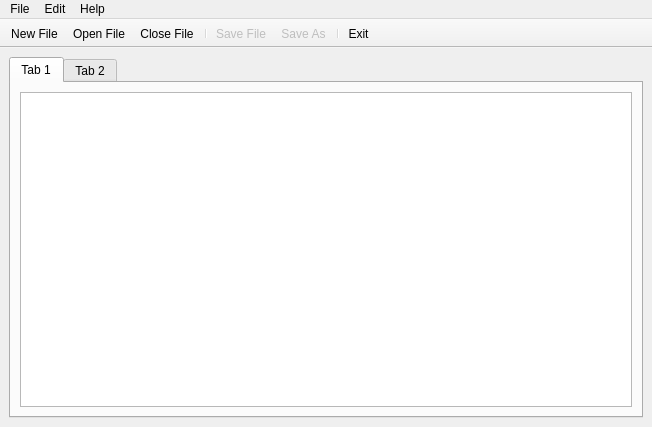
Above: mainwindow.ui from TruePadawan/Notepad-- before the change. Below: the same form after it.
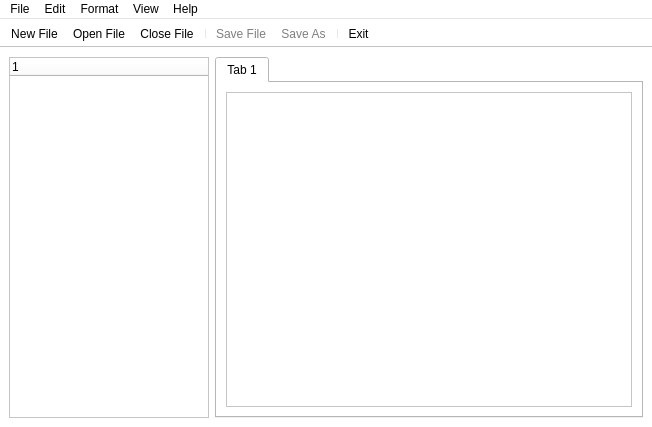
That is the form after the change. The open tabs and pages were chosen to show the change. Icons and pictures are not drawn.

The edit to the form file:
```diff
--- a/mainwindow.ui
+++ b/mainwindow.ui
@@ -10,6 +10,448 @@
     <height>427</height>
    </rect>
   </property>
+  <property name="palette">
+   <palette>
+    <active>
+     <colorrole role="WindowText">
+      <brush brushstyle="SolidPattern">
+       <color alpha="255">
+        <red>0</red>
+        <green>0</green>
+        <blue>0</blue>
+       </color>
+      </brush>
+     </colorrole>
+     <colorrole role="Button">
+      <brush brushstyle="SolidPattern">
+       <color alpha="255">
+        <red>255</red>
+        <green>255</green>
+        <blue>255</blue>
+       </color>
+      </brush>
+     </colorrole>
+     <colorrole role="Light">
+      <brush brushstyle="SolidPattern">
+       <color alpha="255">
+        <red>255</red>
+        <green>255</green>
+        <blue>255</blue>
+       </color>
+      </brush>
+     </colorrole>
+     <colorrole role="Midlight">
+      <brush brushstyle="SolidPattern">
+       <color alpha="255">
+        <red>255</red>
+        <green>255</green>
+        <blue>255</blue>
+       </color>
+      </brush>
+     </colorrole>
+     <colorrole role="Dark">
+      <brush brushstyle="SolidPattern">
+       <color alpha="255">
+        <red>127</red>
+        <green>127</green>
+        <blue>127</blue>
+       </color>
+      </brush>
+     </colorrole>
+     <colorrole role="Mid">
+      <brush brushstyle="SolidPattern">
+       <color alpha="255">
+        <red>170</red>
+        <green>170</green>
+        <blue>170</blue>
+       </color>
+      </brush>
+     </colorrole>
+     <colorrole role="Text">
+      <brush brushstyle="SolidPattern">
+       <color alpha="255">
+        <red>0</red>
+        <green>0</green>
+        <blue>0</blue>
+       </color>
+      </brush>
+     </colorrole>
+     <colorrole role="BrightText">
+      <brush brushstyle="SolidPattern">
+       <color alpha="255">
+        <red>255</red>
+        <green>255</green>
+        <blue>255</blue>
+       </color>
+      </brush>
+     </colorrole>
+     <colorrole role="ButtonText">
+      <brush brushstyle="SolidPattern">
+       <color alpha="255">
+        <red>0</red>
+        <green>0</green>
+        <blue>0</blue>
+       </color>
+      </brush>
+     </colorrole>
+     <colorrole role="Base">
+      <brush brushstyle="SolidPattern">
+       <color alpha="255">
+        <red>255</red>
+        <green>255</green>
+        <blue>255</blue>
+       </color>
+      </brush>
+     </colorrole>
+     <colorrole role="Window">
+      <brush brushstyle="SolidPattern">
+       <color alpha="255">
+        <red>255</red>
+        <green>255</green>
+        <blue>255</blue>
+       </color>
+      </brush>
+     </colorrole>
+     <colorrole role="Shadow">
+      <brush brushstyle="SolidPattern">
+       <color alpha="255">
+        <red>0</red>
+        <green>0</green>
+        <blue>0</blue>
+       </color>
+      </brush>
+     </colorrole>
+     <colorrole role="AlternateBase">
+      <brush brushstyle="SolidPattern">
+       <color alpha="255">
+        <red>255</red>
+        <green>255</green>
+        <blue>255</blue>
+       </color>
+      </brush>
+     </colorrole>
+     <colorrole role="ToolTipBase">
+      <brush brushstyle="SolidPattern">
+       <color alpha="255">
+        <red>255</red>
+        <green>255</green>
+        <blue>220</blue>
+       </color>
+      </brush>
+     </colorrole>
+     <colorrole role="ToolTipText">
+      <brush brushstyle="SolidPattern">
+       <color alpha="255">
+        <red>0</red>
+        <green>0</green>
+        <blue>0</blue>
+       </color>
+      </brush>
+     </colorrole>
+     <colorrole role="PlaceholderText">
+      <brush brushstyle="SolidPattern">
+       <color alpha="128">
+        <red>0</red>
+        <green>0</green>
+        <blue>0</blue>
+       </color>
+      </brush>
+     </colorrole>
+    </active>
+    <inactive>
+     <colorrole role="WindowText">
+      <brush brushstyle="SolidPattern">
+       <color alpha="255">
+        <red>0</red>
+        <green>0</green>
+        <blue>0</blue>
+       </color>
+      </brush>
+     </colorrole>
+     <colorrole role="Button">
+      <brush brushstyle="SolidPattern">
+       <color alpha="255">
+        <red>255</red>
+        <green>255</green>
+        <blue>255</blue>
+       </color>
+      </brush>
+     </colorrole>
+     <colorrole role="Light">
+      <brush brushstyle="SolidPattern">
+       <color alpha="255">
+        <red>255</red>
+        <green>255</green>
+        <blue>255</blue>
+       </color>
+      </brush>
+     </colorrole>
+     <colorrole role="Midlight">
+      <brush brushstyle="SolidPattern">
+       <color alpha="255">
+        <red>255</red>
+        <green>255</green>
+        <blue>255</blue>
+       </color>
+      </brush>
+     </colorrole>
+     <colorrole role="Dark">
+      <brush brushstyle="SolidPattern">
+       <color alpha="255">
+        <red>127</red>
+        <green>127</green>
+        <blue>127</blue>
+       </color>
+      </brush>
+     </colorrole>
+     <colorrole role="Mid">
+      <brush brushstyle="SolidPattern">
+       <color alpha="255">
+        <red>170</red>
+        <green>170</green>
+        <blue>170</blue>
+       </color>
+      </brush>
+     </colorrole>
+     <colorrole role="Text">
+      <brush brushstyle="SolidPattern">
+       <color alpha="255">
+        <red>0</red>
+        <green>0</green>
+        <blue>0</blue>
+       </color>
+      </brush>
+     </colorrole>
+     <colorrole role="BrightText">
+      <brush brushstyle="SolidPattern">
+       <color alpha="255">
+        <red>255</red>
+        <green>255</green>
+        <blue>255</blue>
+       </color>
+      </brush>
+     </colorrole>
+     <colorrole role="ButtonText">
+      <brush brushstyle="SolidPattern">
+       <color alpha="255">
+        <red>0</red>
+        <green>0</green>
+        <blue>0</blue>
+       </color>
+      </brush>
+     </colorrole>
+     <colorrole role="Base">
+      <brush brushstyle="SolidPattern">
+       <color alpha="255">
+        <red>255</red>
+        <green>255</green>
+        <blue>255</blue>
+       </color>
+      </brush>
+     </colorrole>
+     <colorrole role="Window">
+      <brush brushstyle="SolidPattern">
+       <color alpha="255">
+        <red>255</red>
+        <green>255</green>
+        <blue>255</blue>
+       </color>
+      </brush>
+     </colorrole>
+     <colorrole role="Shadow">
+      <brush brushstyle="SolidPattern">
+       <color alpha="255">
+        <red>0</red>
+        <green>0</green>
+        <blue>0</blue>
+       </color>
+      </brush>
+     </colorrole>
+     <colorrole role="AlternateBase">
+      <brush brushstyle="SolidPattern">
+       <color alpha="255">
+        <red>255</red>
+        <green>255</green>
+        <blue>255</blue>
+       </color>
+      </brush>
+     </colorrole>
+     <colorrole role="ToolTipBase">
+      <brush brushstyle="SolidPattern">
+       <color alpha="255">
+        <red>255</red>
+        <green>255</green>
+        <blue>220</blue>
+       </color>
+      </brush>
+     </colorrole>
+     <colorrole role="ToolTipText">
+      <brush brushstyle="SolidPattern">
+       <color alpha="255">
+        <red>0</red>
+        <green>0</green>
+        <blue>0</blue>
+       </color>
+      </brush>
+     </colorrole>
+     <colorrole role="PlaceholderText">
+      <brush brushstyle="SolidPattern">
+       <color alpha="128">
+        <red>0</red>
+        <green>0</green>
+        <blue>0</blue>
+       </color>
+      </brush>
+     </colorrole>
+    </inactive>
+    <disabled>
+     <colorrole role="WindowText">
+      <brush brushstyle="SolidPattern">
+       <color alpha="255">
+        <red>127</red>
+        <green>127</green>
+        <blue>127</blue>
+       </color>
+      </brush>
+     </colorrole>
+     <colorrole role="Button">
+      <brush brushstyle="SolidPattern">
+       <color alpha="255">
+        <red>255</red>
+        <green>255</green>
+        <blue>255</blue>
+       </color>
+      </brush>
+     </colorrole>
+     <colorrole role="Light">
+      <brush brushstyle="SolidPattern">
+       <color alpha="255">
+        <red>255</red>
+        <green>255</green>
+        <blue>255</blue>
+       </color>
+      </brush>
+     </colorrole>
+     <colorrole role="Midlight">
+      <brush brushstyle="SolidPattern">
+       <color alpha="255">
+        <red>255</red>
+        <green>255</green>
+        <blue>255</blue>
+       </color>
+      </brush>
+     </colorrole>
+     <colorrole role="Dark">
+      <brush brushstyle="SolidPattern">
+       <color alpha="255">
+        <red>127</red>
+        <green>127</green>
+        <blue>127</blue>
+       </color>
+      </brush>
+     </colorrole>
+     <colorrole role="Mid">
+      <brush brushstyle="SolidPattern">
+       <color alpha="255">
+        <red>170</red>
+        <green>170</green>
+        <blue>170</blue>
+       </color>
+      </brush>
+     </colorrole>
+     <colorrole role="Text">
+      <brush brushstyle="SolidPattern">
+       <color alpha="255">
+        <red>127</red>
+        <green>127</green>
+        <blue>127</blue>
+       </color>
+      </brush>
+     </colorrole>
+     <colorrole role="BrightText">
+      <brush brushstyle="SolidPattern">
+       <color alpha="255">
+        <red>255</red>
+        <green>255</green>
+        <blue>255</blue>
+       </color>
+      </brush>
+     </colorrole>
+     <colorrole role="ButtonText">
+      <brush brushstyle="SolidPattern">
+       <color alpha="255">
+        <red>127</red>
+        <green>127</green>
+        <blue>127</blue>
+       </color>
+      </brush>
+     </colorrole>
+     <colorrole role="Base">
+      <brush brushstyle="SolidPattern">
+       <color alpha="255">
+        <red>255</red>
+        <green>255</green>
+        <blue>255</blue>
+       </color>
+      </brush>
+     </colorrole>
+     <colorrole role="Window">
+      <brush brushstyle="SolidPattern">
+       <color alpha="255">
+        <red>255</red>
+        <green>255</green>
+        <blue>255</blue>
+       </color>
+      </brush>
+     </colorrole>
+     <colorrole role="Shadow">
+      <brush brushstyle="SolidPattern">
+       <color alpha="255">
+        <red>0</red>
+        <green>0</green>
+        <blue>0</blue>
+       </color>
+      </brush>
+     </colorrole>
+     <colorrole role="AlternateBase">
+      <brush brushstyle="SolidPattern">
+       <color alpha="255">
+        <red>255</red>
+        <green>255</green>
+        <blue>255</blue>
+       </color>
+      </brush>
+     </colorrole>
+     <colorrole role="ToolTipBase">
+      <brush brushstyle="SolidPattern">
+       <color alpha="255">
+        <red>255</red>
+        <green>255</green>
+        <blue>220</blue>
+       </color>
+      </brush>
+     </colorrole>
+     <colorrole role="ToolTipText">
+      <brush brushstyle="SolidPattern">
+       <color alpha="255">
+        <red>0</red>
+        <green>0</green>
+        <blue>0</blue>
+       </color>
+      </brush>
+     </colorrole>
+     <colorrole role="PlaceholderText">
+      <brush brushstyle="SolidPattern">
+       <color alpha="128">
+        <red>0</red>
+        <green>0</green>
+        <blue>0</blue>
+       </color>
+      </brush>
+     </colorrole>
+    </disabled>
+   </palette>
+  </property>
   <property name="windowTitle">
    <string>Notepad--</string>
   </property>
@@ -17,60 +459,67 @@
    <iconset resource="resource.qrc">
     <normaloff>:/resources/notepad.ico</normaloff>:/resources/notepad.ico</iconset>
   </property>
+  <property name="styleSheet">
+   <string notr="true"/>
+  </property>
   <widget class="QWidget" name="centralwidget">
    <property name="enabled">
     <bool>true</bool>
    </property>
+   <property name="styleSheet">
+    <string notr="true"/>
+   </property>
    <layout class="QVBoxLayout" name="verticalLayout">
     <item>
-     <widget class="QTabWidget" name="tabWidget">
-      <property name="currentIndex">
-       <number>1</number>
-      </property>
-      <widget class="QWidget" name="tab_9">
-       <attribute name="title">
-        <string>Tab 1</string>
-       </attribute>
-       <layout class="QVBoxLayout" name="verticalLayout_2">
-        <item>
-         <widget class="QTextEdit" name="textEdit"/>
-        </item>
-       </layout>
-      </widget>
-      <widget class="QWidget" name="tab_10">
-       <attribute name="title">
-        <string>Tab 2</string>
-       </attribute>
-      </widget>
-     </widget>
+     <layout class="QHBoxLayout" name="horizontalLayout">
+      <item>
+       <widget class="QTreeWidget" name="treeWidget">
+        <property name="sizePolicy">
+         <sizepolicy hsizetype="Minimum" vsizetype="Expanding">
+          <horstretch>0</horstretch>
+          <verstretch>0</verstretch>
+         </sizepolicy>
+        </property>
+        <property name="maximumSize">
+         <size>
+          <width>200</width>
+          <height>16777215</height>
+         </size>
+        </property>
+        <column>
+         <property name="text">
+          <string notr="true">1</string>
+         </property>
+        </column>
+       </widget>
+      </item>
+      <item>
+       <widget class="QTabWidget" name="tabWidget">
+        <property name="styleSheet">
+         <string notr="true"/>
+        </property>
+        <property name="currentIndex">
+         <number>0</number>
+        </property>
+        <widget class="QWidget" name="tab_9">
+         <property name="styleSheet">
+          <string notr="true"/>
+         </property>
+         <attribute name="title">
+          <string>Tab 1</string>
+         </attribute>
+         <layout class="QVBoxLayout" name="verticalLayout_2">
+          <item>
+           <widget class="QTextEdit" name="textEdit"/>
+          </item>
+         </layout>
+        </widget>
+       </widget>
+      </item>
+     </layout>
     </item>
    </layout>
   </widget>
-  <widget class="QToolBar" name="toolBar">
-   <property name="enabled">
-    <bool>true</bool>
-   </property>
-   <property name="windowTitle">
-    <string>toolBar</string>
-   </property>
-   <property name="movable">
-    <bool>false</bool>
-   </property>
-   <attribute name="toolBarArea">
-    <enum>TopToolBarArea</enum>
-   </attribute>
-   <attribute name="toolBarBreak">
-    <bool>false</bool>
-   </attribute>
-   <addaction name="actionNew_File"/>
-   <addaction name="actionOpen_File"/>
-   <addaction name="actionClose_File"/>
-   <addaction name="separator"/>
-   <addaction name="actionSave_File"/>
-   <addaction name="actionSave_As"/>
-   <addaction name="separator"/>
-   <addaction name="actionExit"/>
-  </widget>
   <widget class="QMenuBar" name="menuBar">
    <property name="geometry">
     <rect>
@@ -80,6 +529,16 @@
      <height>20</height>
     </rect>
    </property>
+   <property name="palette">
+    <palette>
+     <active/>
+     <inactive/>
+     <disabled/>
+    </palette>
+   </property>
+   <property name="styleSheet">
+    <string notr="true"/>
+   </property>
    <widget class="QMenu" name="menuFile">
     <property name="title">
      <string>File</string>
@@ -111,10 +570,50 @@
     <addaction name="actionAbout"/>
     <addaction name="actionAbout_Qt"/>
    </widget>
+   <widget class="QMenu" name="menuView">
+    <property name="title">
+     <string>View</string>
+    </property>
+    <addaction name="actionEnter_Distraction_Free_Mode"/>
+    <addaction name="actionShow_Folder_View"/>
+   </widget>
+   <widget class="QMenu" name="menuFormat">
+    <property name="title">
+     <string>Format</string>
+    </property>
+    <addaction name="actionFont"/>
+   </widget>
    <addaction name="menuFile"/>
    <addaction name="menuEdit"/>
+   <addaction name="menuFormat"/>
+   <addaction name="menuView"/>
    <addaction name="menuHelp"/>
   </widget>
+  <widget class="QToolBar" name="toolBar">
+   <property name="enabled">
+    <bool>true</bool>
+   </property>
+   <property name="windowTitle">
+    <string>toolBar</string>
+   </property>
+   <property name="movable">
+    <bool>false</bool>
+   </property>
+   <attribute name="toolBarArea">
+    <enum>TopToolBarArea</enum>
+   </attribute>
+   <attribute name="toolBarBreak">
+    <bool>false</bool>
+   </attribute>
+   <addaction name="actionNew_File"/>
+   <addaction name="actionOpen_File"/>
+   <addaction name="actionClose_File"/>
+   <addaction name="separator"/>
+   <addaction name="actionSave_File"/>
+   <addaction name="actionSave_As"/>
+   <addaction name="separator"/>
+   <addaction name="actionExit"/>
+  </widget>
   <action name="actionNew_File">
    <property name="icon">
     <iconset resource="resource.qrc">
```
Left out of the diff: 91 changed lines with no effect on the pictures.
